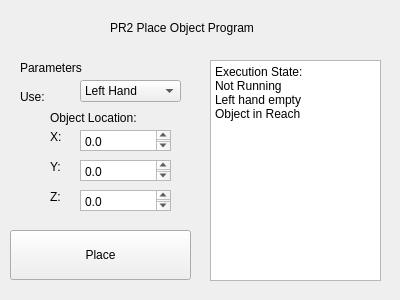
Qt form rqt_pr2_hand_syntouch_sensor_interface/resource/placeobject.ui (BigMacStorm/PR2_hapticSensorResearch) before a commit.
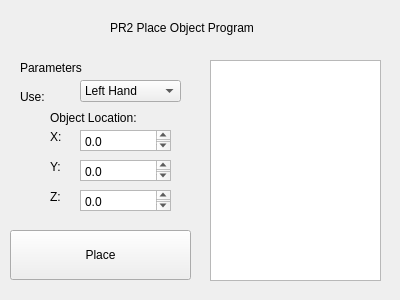
The same form after that commit.

Patch:
```diff
--- a/rqt_pr2_hand_syntouch_sensor_interface/resource/placeobject.ui
+++ b/rqt_pr2_hand_syntouch_sensor_interface/resource/placeobject.ui
@@ -200,11 +200,7 @@
     </rect>
    </property>
    <property name="plainText">
-    <string>Execution State:
-Not Running
-Left hand empty
-Object in Reach
-</string>
+    <string/>
    </property>
   </widget>
  </widget>
```
Left out of the diff: 9 changed lines with no effect on the pictures.
